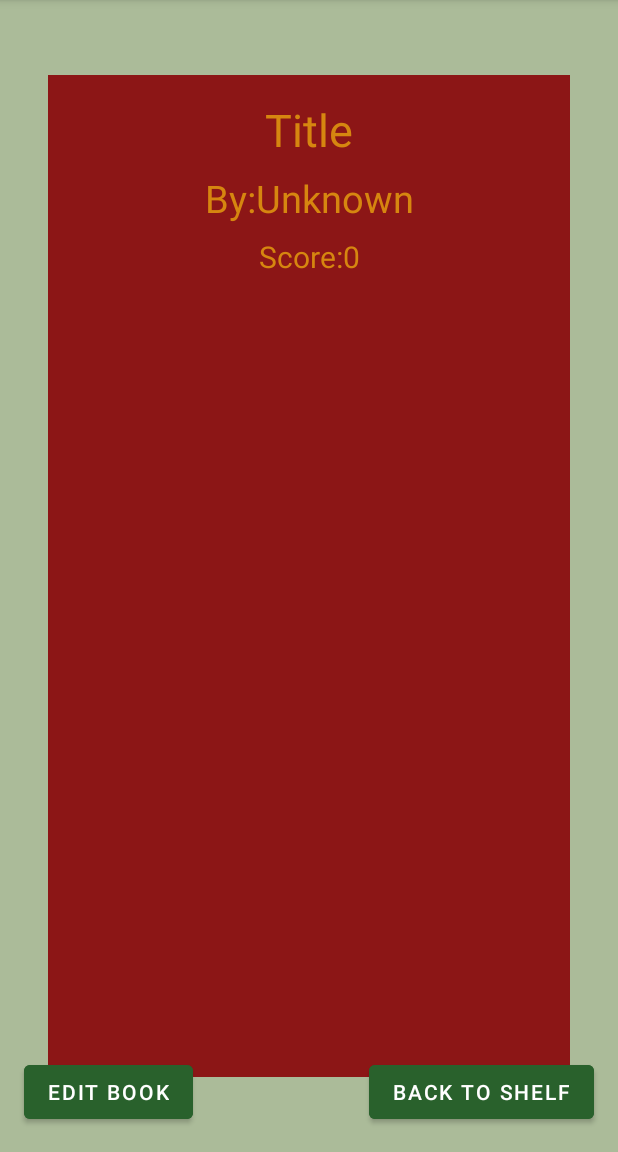
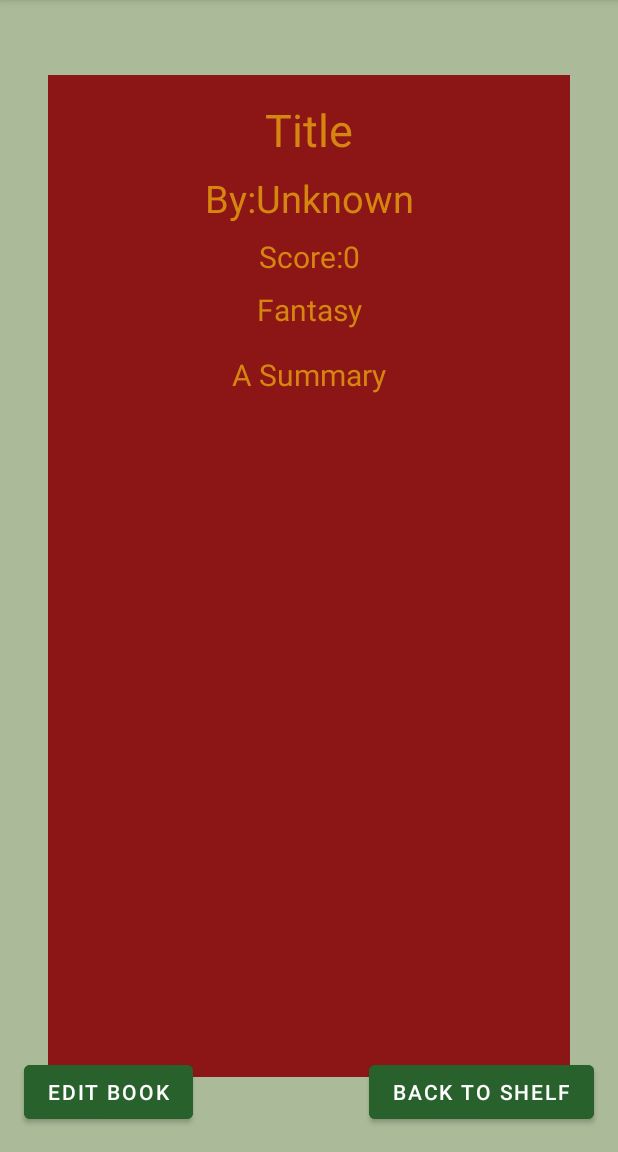
Before and after one commit to EmmaBelle13/Digital_Library, an Android app: the screen it shows after launch (MainActivity), after a tap on "NEW BOOK", on a phone screen of 412 x 824 dp, the part 84-1236 px from its top. Run offline under Robolectric (Android 15) with nearby library versions, the phone set to English and light mode, and no system bars; our stand-ins replace Firebase (no records; nobody signed in at launch, a user with empty details on screens opened directly).

```diff
--- a/app/src/main/java/com/example/digitallibrary/BookViewModel.kt
+++ b/app/src/main/java/com/example/digitallibrary/BookViewModel.kt
@@ -6,12 +6,12 @@ import androidx.lifecycle.ViewModel
 
 class BookViewModel: ViewModel() {
 
-    private var _books = listOf<Book>(Book("The Great Gatsby","Fitzgerald", R.color.gold,500, "The story of Gatsby", "Fantasy", 0, 0),
-        Book("The Ok Gatsby","Fitz", R.color.pink,200, "The story of another Gatsby","Fantasy", 1, 0),
-         Book("Shadow and Bone","Fitz", R.color.brown,200, "The story of another Gatsby","Fantasy", 2, 0),
-         Book("How to Kill a Mockingbird","Fitz", R.color.blue,200, "The story of another Gatsby","Fantasy", 3, 0),
-        Book("The Great Gatsby","Fitzgerald", R.color.red,230, "The story of Gatsby","Fantasy", 4, 0),
-        Book("The Ok Gatsby","Fitz", R.color.gold,200, "The story of another Gatsby", "Fantasy", 5, 0))
+    private var _books = mutableListOf<Book>(Book("The Great Gatsby","Fitzgerald", R.color.gold,500, "The story of Gatsby", "Fantasy", 0, 0),
+        Book("The Ok Gatsby","Fitz", R.color.pink,510, "The story of another Gatsby","Fantasy", 1, 0),
+         Book("Shadow and Bone","Fitz", R.color.brown,520, "The story of another Gatsby","Fantasy", 2, 0),
+         Book("How to Kill a Mockingbird","Fitz", R.color.blue,530, "The story of another Gatsby","Fantasy", 3, 0),
+        Book("The Great Gatsby","Fitzgerald", R.color.red,540, "The story of Gatsby","Fantasy", 4, 0),
+        Book("The Ok Gatsby","Fitz", R.color.gold,550, "The story of another Gatsby", "Fantasy", 5, 0))
     val books: List<Book>
     //this call is necessary so that the recycler view can still be attached to the adapter in main fragment//
         get() = _books
@@ -95,5 +95,10 @@ class BookViewModel: ViewModel() {
         setAuthor(books[bookNum].author)
 
     }
+    fun createNewBook(){
+        val location = books.size - 1
+        _books.add(Book("Title","Unknown",R.color.red, 500, "A Summary", "Fantasy", location, 0))
+        setCurrentBook(location)
+    }
 
 }
--- a/app/src/main/java/com/example/digitallibrary/CustomFragment.kt
+++ b/app/src/main/java/com/example/digitallibrary/CustomFragment.kt
@@ -31,6 +31,7 @@ class CustomFragment : Fragment() {
         _binding = FragmentCustomBinding.inflate(inflater, container, false)
         val rootView = binding.root
         setUpSpinner()
+      setUpSeekBar()
 
         dbRef = Firebase.database.reference
 
@@ -122,23 +123,7 @@ class CustomFragment : Fragment() {
             viewModel.setAuthor(binding.scoreTwo.text.toString())
         }
 
-         fun setUpSeekBar() {
 
-        binding.seekBar.setOnSeekBarChangeListener(object : SeekBar.OnSeekBarChangeListener {
-            override fun onProgressChanged(
-                seekBar: SeekBar,
-                newProgressValue: Int,
-                fromUser: Boolean
-            ) {
-                viewModel.setBookHeight(newProgressValue)
-
-            }
-
-            override fun onStartTrackingTouch(seekBar: SeekBar) {}
-            override fun onStopTrackingTouch(seekBar: SeekBar) {}
-
-        })
-    }
 
 
 
@@ -181,4 +166,21 @@ class CustomFragment : Fragment() {
         }
 
     }
+    fun setUpSeekBar() {
+
+        binding.seekBar.setOnSeekBarChangeListener(object : SeekBar.OnSeekBarChangeListener {
+            override fun onProgressChanged(
+                seekBar: SeekBar,
+                newProgressValue: Int,
+                fromUser: Boolean
+            ) {
+                viewModel.setBookHeight(newProgressValue)
+
+            }
+
+            override fun onStartTrackingTouch(seekBar: SeekBar) {}
+            override fun onStopTrackingTouch(seekBar: SeekBar) {}
+
+        })
+    }
 }
--- a/app/src/main/java/com/example/digitallibrary/MainFragment.kt
+++ b/app/src/main/java/com/example/digitallibrary/MainFragment.kt
@@ -33,8 +33,10 @@ class MainFragment : Fragment() {
         dbRef = Firebase.database.reference
 
         binding.addBooksButton.setOnClickListener{
-            rootView.findNavController()
-                .navigate(R.id.action_mainFragment_to_bookInfoFragment)
+            viewModel.createNewBook()
+            val num = viewModel.books.size - 1
+            val action = MainFragmentDirections.actionMainFragmentToBookInfoFragment(num)
+               rootView.findNavController().navigate(action)
         }
         binding.infoButton.setOnClickListener(){
             binding.infoButton.setBackgroundColor(ContextCompat.getColor(binding.infoButton.context, R.color.gold))
--- a/app/src/main/res/layout/single_book_layout.xml
+++ b/app/src/main/res/layout/single_book_layout.xml
@@ -13,6 +13,8 @@
         android:layout_marginBottom="90dp"
         android:rotation="-90"
         android:text="Title"
+        android:autoSizeTextType="uniform"
+
           android:background="@color/red"
          android:textColor="@color/black"
         android:textSize="32sp"
```
